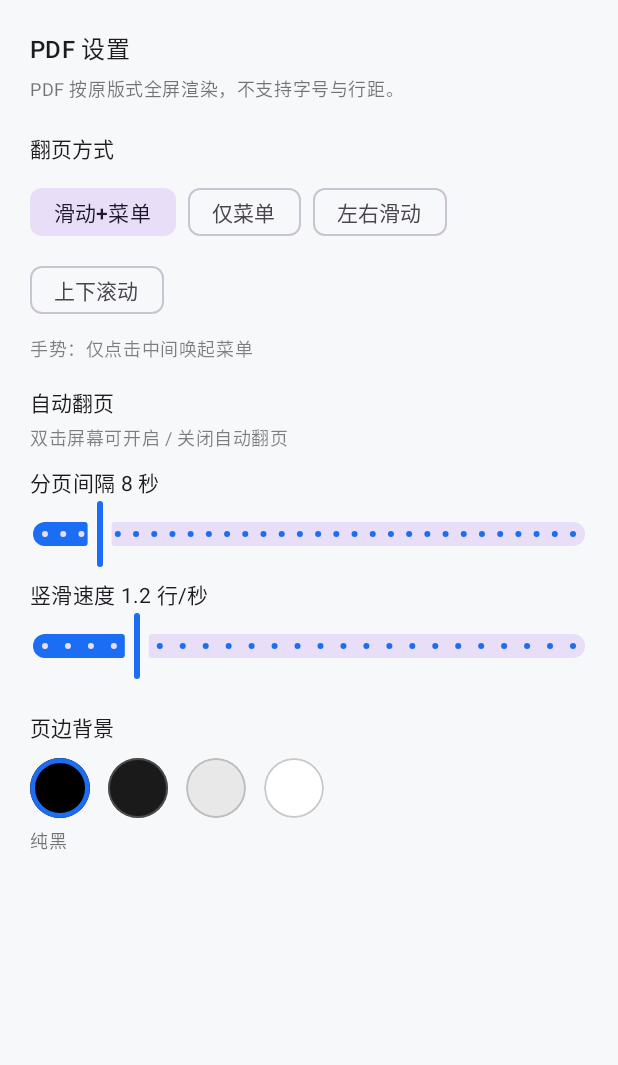
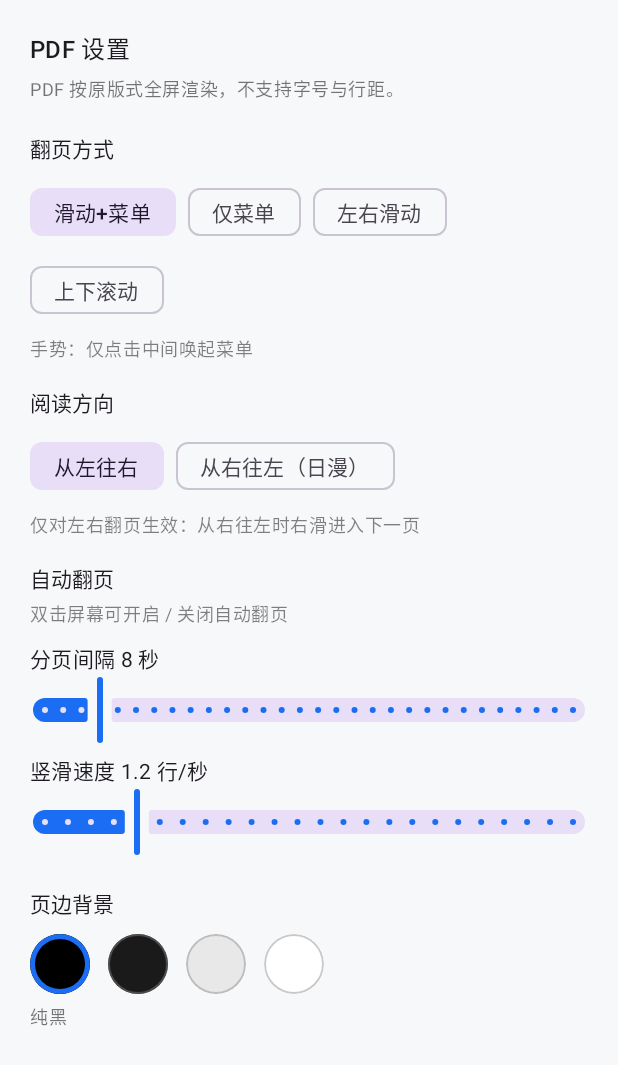
Before and after one commit to Acidmoon/DeepRead, an Android app built with Jetpack Compose: the composable PdfSettingsPanel shown on its own in the app's theme, on a phone screen of 412 x 824 dp. Shown: the top 1065 px of the screen. Run offline under Robolectric (Android 15) with nearby library versions, the phone set to English and light mode, and no system bars.

Commit message:
feat: PDF 支持从右往左（日漫）翻页方向设置

```diff
--- a/app/src/main/java/com/vibecoding/reader/data/db/AppDatabase.kt
+++ b/app/src/main/java/com/vibecoding/reader/data/db/AppDatabase.kt
@@ -17,7 +17,7 @@ import kotlinx.coroutines.launch
         BookmarkEntity::class,
         ReadingSettingsEntity::class
     ],
-    version = 5,
+    version = 6,
     exportSchema = false
 )
 abstract class AppDatabase : RoomDatabase() {
--- a/app/src/main/java/com/vibecoding/reader/data/db/Entities.kt
+++ b/app/src/main/java/com/vibecoding/reader/data/db/Entities.kt
@@ -151,7 +151,8 @@ data class ReadingSettingsEntity(
     val screenDim: Float = 0f,
     val autoPageTurnEnabled: Boolean = false,
     val autoPageIntervalSec: Float = 8f,
-    val autoScrollLinesPerSec: Float = 1.2f
+    val autoScrollLinesPerSec: Float = 1.2f,
+    val pdfRightToLeft: Boolean = false
 ) {
     fun toDomain(): ReadingSettings = ReadingSettings(
         backgroundColor = backgroundColor,
@@ -168,7 +169,8 @@ data class ReadingSettingsEntity(
         autoScrollLinesPerSec = autoScrollLinesPerSec,
         pdfPageTurnMode = runCatching { PageTurnMode.valueOf(pdfPageTurnMode) }
             .getOrDefault(PageTurnMode.BOTH),
-        pdfBackgroundColor = pdfBackgroundColor
+        pdfBackgroundColor = pdfBackgroundColor,
+        pdfRightToLeft = pdfRightToLeft
     )
 
     companion object {
@@ -186,7 +188,8 @@ data class ReadingSettingsEntity(
             screenDim = settings.screenDim,
             autoPageTurnEnabled = settings.autoPageTurnEnabled,
             autoPageIntervalSec = settings.autoPageIntervalSec,
-            autoScrollLinesPerSec = settings.autoScrollLinesPerSec
+            autoScrollLinesPerSec = settings.autoScrollLinesPerSec,
+            pdfRightToLeft = settings.pdfRightToLeft
         )
 
         fun default() = fromDomain(ReadingSettings())
--- a/app/src/main/java/com/vibecoding/reader/domain/model/Models.kt
+++ b/app/src/main/java/com/vibecoding/reader/domain/model/Models.kt
@@ -218,7 +218,9 @@ data class ReadingSettings(
     val autoScrollLinesPerSec: Float = 1.2f,
     // —— PDF（与电子书设置分离）——
     val pdfPageTurnMode: PageTurnMode = PageTurnMode.BOTH,
-    val pdfBackgroundColor: Long = 0xFF000000
+    val pdfBackgroundColor: Long = 0xFF000000,
+    /** PDF 水平翻页从右往左（日漫阅读顺序），仅对左右翻页模式生效 */
+    val pdfRightToLeft: Boolean = false
 )
 
 /**
--- a/app/src/main/java/com/vibecoding/reader/ui/reader/ReaderSettingsPanel.kt
+++ b/app/src/main/java/com/vibecoding/reader/ui/reader/ReaderSettingsPanel.kt
@@ -107,6 +107,31 @@ private fun PdfSettingsPanel(
         }
         Text(
             "手势：仅点击中间唤起菜单",
+            style = MaterialTheme.typography.bodySmall,
+            color = MaterialTheme.colorScheme.onSurface.copy(alpha = 0.55f),
+            modifier = Modifier.padding(top = 6.dp)
+        )
+
+        Spacer(Modifier.height(16.dp))
+        Text("阅读方向", style = MaterialTheme.typography.labelLarge)
+        Spacer(Modifier.height(8.dp))
+        FlowRow(
+            horizontalArrangement = Arrangement.spacedBy(8.dp),
+            verticalArrangement = Arrangement.spacedBy(4.dp)
+        ) {
+            PdfPageModeChip(
+                selected = !settings.pdfRightToLeft,
+                label = "从左往右",
+                onClick = { onChange(settings.copy(pdfRightToLeft = false)) }
+            )
+            PdfPageModeChip(
+                selected = settings.pdfRightToLeft,
+                label = "从右往左（日漫）",
+                onClick = { onChange(settings.copy(pdfRightToLeft = true)) }
+            )
+        }
+        Text(
+            "仅对左右翻页生效：从右往左时右滑进入下一页",
             style = MaterialTheme.typography.bodySmall,
             color = MaterialTheme.colorScheme.onSurface.copy(alpha = 0.55f),
             modifier = Modifier.padding(top = 6.dp)
--- a/app/src/main/java/com/vibecoding/reader/ui/reader/pdf/PdfReader.kt
+++ b/app/src/main/java/com/vibecoding/reader/ui/reader/pdf/PdfReader.kt
@@ -236,6 +236,8 @@ private fun PdfHorizontalReader(
     HorizontalPager(
         state = pagerState,
         userScrollEnabled = allowSlide,
+        // 日漫从右往左：页序反转，右滑进入下一页；页码与进度仍按真实页索引上报
+        reverseLayout = settings.pdfRightToLeft,
         modifier = modifier
             .fillMaxSize()
             .background(background)
```
Also changed, not shown: 1 other file.
